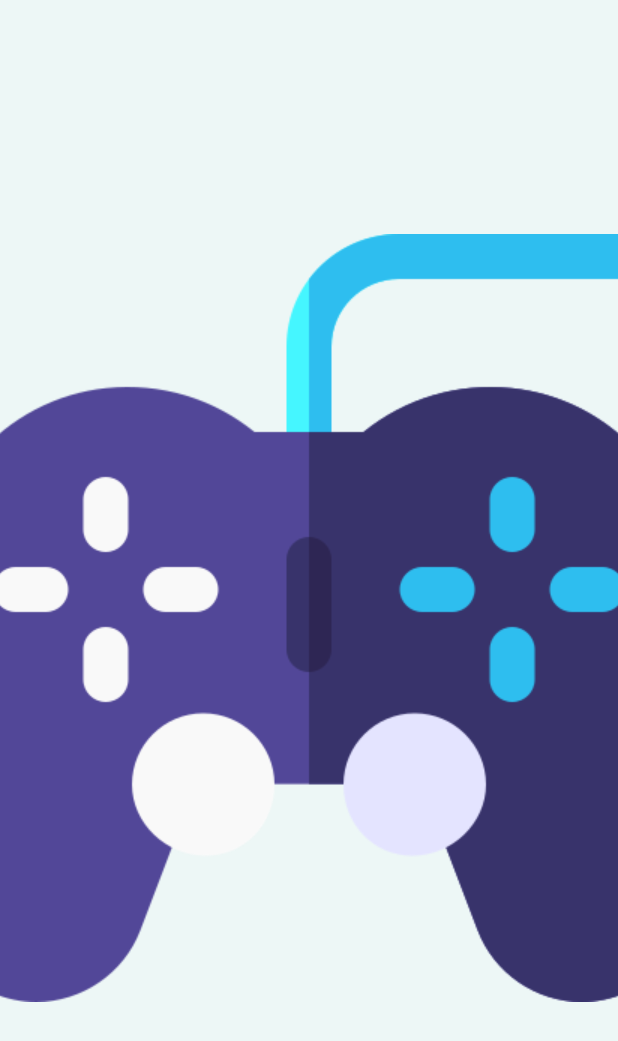
After one commit to Thepetapixl/Coin_Game, an Android app: the SplashScreen screen opened directly, with no data from a screen before it, on a phone screen of 412 x 824 dp. The commit adds this screen. Shown: the top 1041 px of the screen. Run offline under Robolectric (Android 15) with nearby library versions, the phone set to English and light mode, and no system bars.

Commit message:
Updated the crash when the Button "Go" was pressed Analysed the different scenarios and understanding user experience Added a Clock and Splash Screen

```diff
--- /dev/null
+++ b/app/src/main/java/com/example/coingame/SplashScreen.java
@@ -0,0 +1,26 @@
+package com.example.coingame;
+
+import androidx.appcompat.app.AppCompatActivity;
+
+import android.content.Intent;
+import android.os.Bundle;
+import android.os.Handler;
+
+public class SplashScreen extends AppCompatActivity {
+
+
+    @Override
+    protected void onCreate(Bundle savedInstanceState) {
+        super.onCreate(savedInstanceState);
+        setContentView(R.layout.splash_screen);
+        new Handler().postDelayed(new Runnable() {
+            @Override
+            public void run() {
+                Intent intent = new Intent(SplashScreen.this, MainActivity.class);
+                startActivity(intent);
+                finish();
+            }
+        },3000);
+
+    }
+}
--- /dev/null
+++ b/app/src/main/res/drawable/background.xml
@@ -0,0 +1,10 @@
+<?xml version="1.0" encoding="utf-8"?>
+<layer-list xmlns:android="http://schemas.android.com/apk/res/android">
+    <item android:drawable="@color/CleanWhite"
+        />
+    <item>
+        <bitmap
+            android:gravity="center"
+            android:src="@drawable/vrgaming"/>
+    </item>
+</layer-list>
--- /dev/null
+++ b/app/src/main/res/layout/splash_screen.xml
@@ -0,0 +1,13 @@
+<?xml version="1.0" encoding="utf-8"?>
+<LinearLayout xmlns:android="http://schemas.android.com/apk/res/android"
+    android:layout_width="match_parent"
+    android:layout_height="match_parent"
+    android:gravity="center"
+    android:orientation="vertical">
+
+    <TextView
+        android:id="@+id/textView3"
+        android:layout_width="match_parent"
+        android:layout_height="wrap_content"
+        android:background="@drawable/background" />
+</LinearLayout>
--- a/app/src/main/res/values/styles.xml
+++ b/app/src/main/res/values/styles.xml
@@ -1,6 +1,6 @@
 <resources>
     <!-- Base application theme. -->
-    <style name="AppTheme" parent="Theme.AppCompat.Light.DarkActionBar">
+    <style name="AppTheme" parent="Theme.AppCompat.Light.NoActionBar">
         <!-- Customize your theme here. -->
         <item name="colorPrimary">@color/colorPrimary</item>
         <item name="colorPrimaryDark">@color/colorPrimaryDark</item>
@@ -12,4 +12,8 @@
         <item name="android:windowCloseOnTouchOutside">true</item>
     </style>
 
+    <style name="SplashTheme" parent="Theme.AppCompat.Light.NoActionBar">
+        <item name="android:windowBackground">@color/CleanWhite</item>
+    </style>
+
 </resources>
```
Also changed, not shown: app/src/main/AndroidManifest.xml (+9 -1 lines), app/src/main/java/com/example/coingame/MainActivity.java (+38 -46 lines), app/src/main/res/layout/activity_main.xml (+16 -1 lines), app/src/main/res/drawable/vrgaming.png (added).
